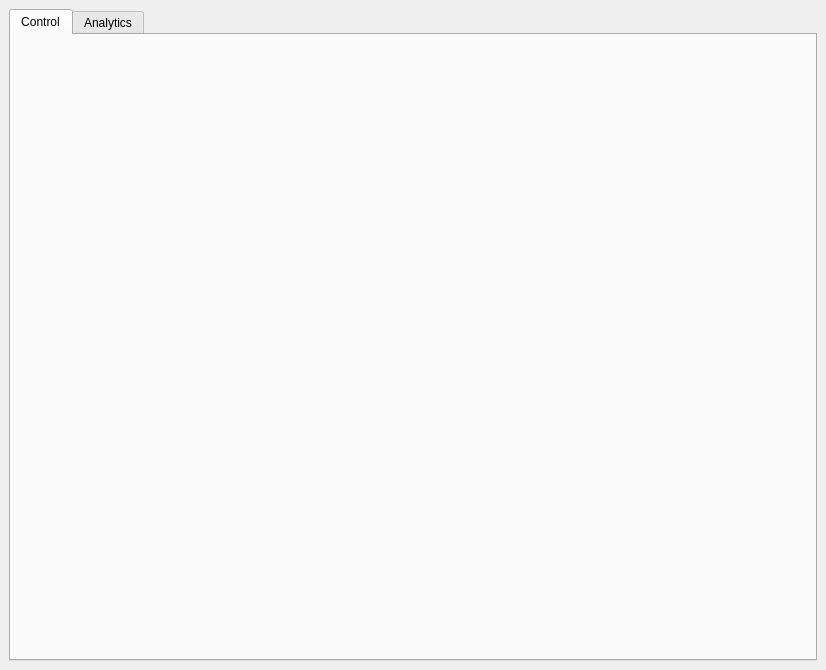
heidikrisse/ProductionLineUi, file production_line_ui/mainwindow.ui: the form before one commit.
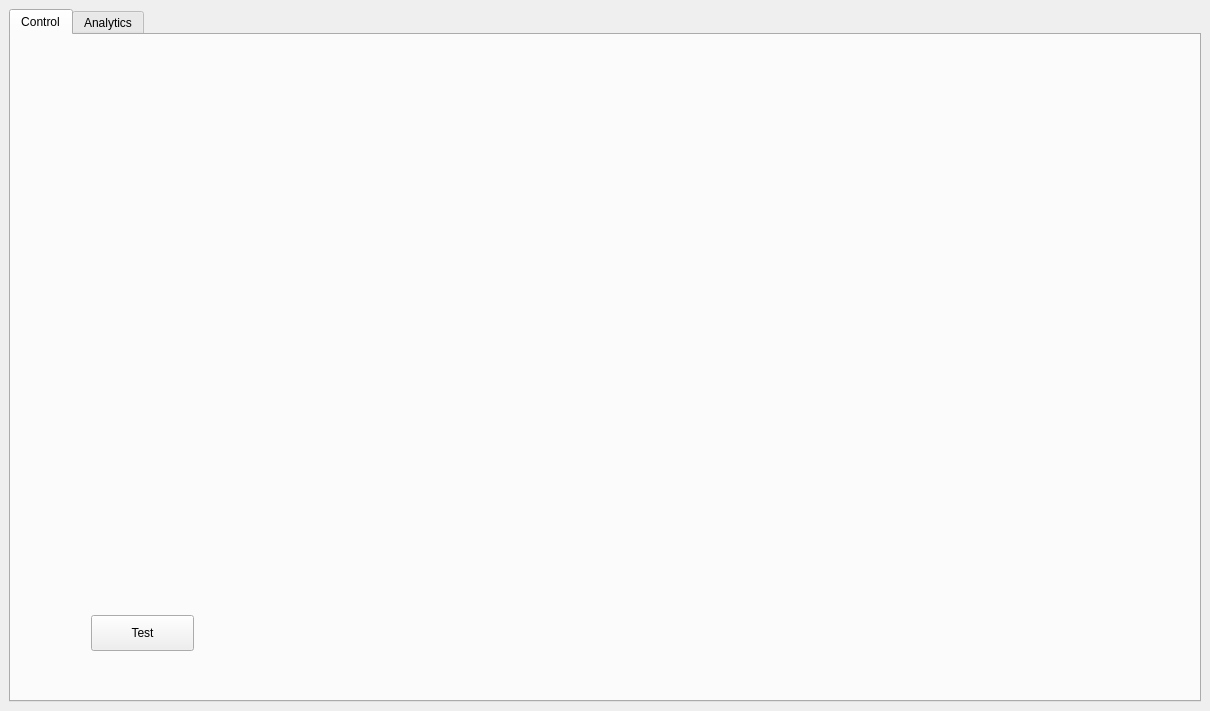
The form after the commit. Icons and pictures are not drawn.

Commit message: QDateTimeAxis(time is placed on the x-axis), button click-event updates the chart

Diff of the .ui file:
```diff
--- a/production_line_ui/mainwindow.ui
+++ b/production_line_ui/mainwindow.ui
@@ -6,8 +6,8 @@
    <rect>
     <x>0</x>
     <y>0</y>
-    <width>826</width>
-    <height>670</height>
+    <width>1210</width>
+    <height>711</height>
    </rect>
   </property>
   <property name="windowTitle">
@@ -39,12 +39,25 @@
          <rect>
           <x>0</x>
           <y>0</y>
-          <width>701</width>
-          <height>491</height>
+          <width>1181</width>
+          <height>561</height>
          </rect>
         </property>
         <layout class="QHBoxLayout" name="horizontalLayout_2"/>
        </widget>
+       <widget class="QPushButton" name="pushButton_2">
+        <property name="geometry">
+         <rect>
+          <x>80</x>
+          <y>580</y>
+          <width>103</width>
+          <height>36</height>
+         </rect>
+        </property>
+        <property name="text">
+         <string>Test</string>
+        </property>
+       </widget>
       </widget>
       <widget class="QWidget" name="analytics">
        <attribute name="icon">
```
The commit also changes 2 other files.
